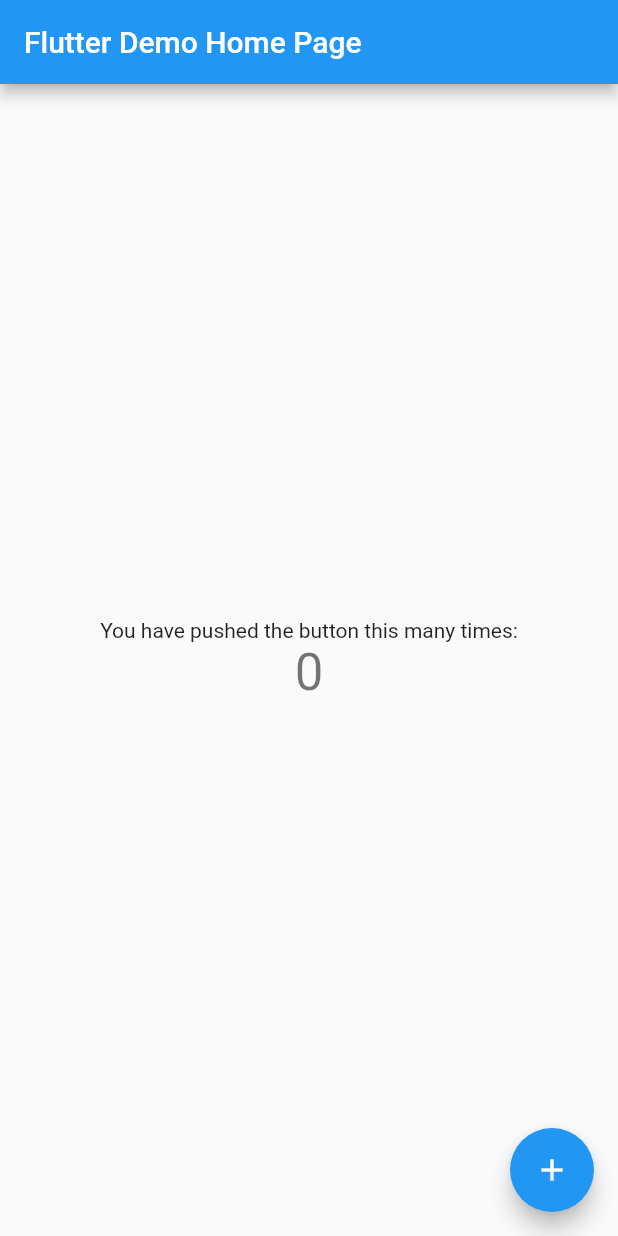
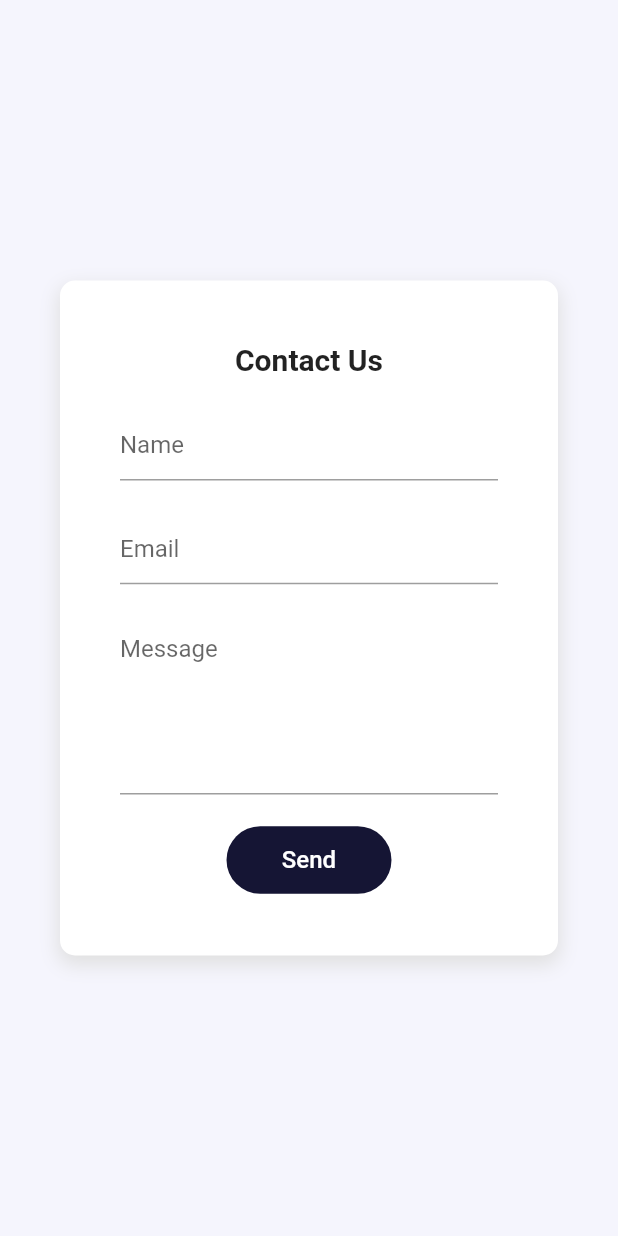
Before and after one commit to hesptech/flutter_mail_contact_form, a Flutter app: the screen it shows after launch, on a phone screen of 412 x 824 dp. Run offline on Flutter 3.47's test engine with Material 2 defaults, Android fonts, the phone set to English and light mode, and no system bars; our stand-ins replace email_validator.

Commit message:
feat: emailjs setup working

```diff
--- a/lib/main.dart
+++ b/lib/main.dart
@@ -1,4 +1,9 @@
+import 'dart:convert';
+
 import 'package:flutter/material.dart';
+import 'package:email_validator/email_validator.dart';
+import 'package:http/http.dart' as http;
+//import 'package:flutter_dotenv/flutter_dotenv.dart';
 
 void main() {
   runApp(const MyApp());
@@ -17,60 +22,153 @@ class MyApp extends StatelessWidget {
         // is not restarted.
         primarySwatch: Colors.blue,
       ),
-      home: const MyHomePage(title: 'Flutter Demo Home Page'),
+      home: MyHomePage(),
     );
   }
 }
 
-class MyHomePage extends StatefulWidget {
-  const MyHomePage({super.key, required this.title});
 
+class MyHomePage extends StatelessWidget {
+  MyHomePage({Key? key}) : super(key: key);
 
-
-  final String title;
-
-  @override
-  State<MyHomePage> createState() => _MyHomePageState();
-}
-
-class _MyHomePageState extends State<MyHomePage> {
-  int _counter = 0;
-
-  void _incrementCounter() {
-    setState(() {
-      _counter++;
-    });
-  }
-
+  final _formKey = GlobalKey<FormState>();
+  final nameController = TextEditingController();
+  final emailController = TextEditingController();
+  final messageController = TextEditingController();
   @override
   Widget build(BuildContext context) {
-
     return Scaffold(
-      appBar: AppBar(
-
-        title: Text(widget.title),
-      ),
+      backgroundColor: const Color(0xfff5f5fd),
       body: Center(
-
-        child: Column(
-
-          mainAxisAlignment: MainAxisAlignment.center,
-          children: <Widget>[
-            const Text(
-              'You have pushed the button this many times:',
+        child: Container(
+          height: 450,
+          width: 400,
+          margin: const EdgeInsets.symmetric(
+            horizontal: 40,
+            vertical: 20,
+          ),
+          padding: const EdgeInsets.symmetric(
+            horizontal: 40,
+            vertical: 20,
+          ),
+          decoration: BoxDecoration(
+              color: Colors.white,
+              borderRadius: BorderRadius.circular(10),
+              boxShadow: [
+                BoxShadow(
+                    offset: const Offset(0, 5),
+                    blurRadius: 10,
+                    spreadRadius: 1,
+                    color: Colors.grey[300]!)
+              ]),
+          child: Form(
+            key: _formKey,
+            child: Column(
+              mainAxisAlignment: MainAxisAlignment.spaceEvenly,
+              children: [
+                const Text('Contact Us',
+                    style:
+                        TextStyle(fontSize: 20, fontWeight: FontWeight.bold)),
+                TextFormField(
+                  controller: nameController,
+                  decoration: const InputDecoration(hintText: 'Name'),
+                  validator: (value) {
+                    if (value == null || value.isEmpty) {
+                      return '*Required';
+                    }
+                    return null;
+                  },
+                ),
+                TextFormField(
+                  controller: emailController,
+                  decoration: const InputDecoration(hintText: 'Email'),
+                  validator: (email) {
+                    if (email == null || email.isEmpty) {
+                      return 'Required*';
+                    } else if (!EmailValidator.validate(email)) {
+                      return 'Please enter a valid Email';
+                    }
+                    return null;
+                  },
+                ),
+                TextFormField(
+                  controller: messageController,
+                  decoration: const InputDecoration(hintText: 'Message'),
+                  maxLines: 5,
+                  validator: (value) {
+                    if (value == null || value.isEmpty) {
+                      return '*Required';
+                    }
+                    return null;
+                  },
+                ),
+                SizedBox(
+                  height: 45,
+                  width: 110,
+                  child: TextButton(
+                    style: TextButton.styleFrom(
+                        foregroundColor: Colors.white,
+                        backgroundColor: const Color(0xff151534),
+                        shape: RoundedRectangleBorder(
+                            borderRadius: BorderRadius.circular(40))),
+                    onPressed: () async {
+                      if (_formKey.currentState!.validate()) {
+                        final response = await sendEmail(
+                            nameController.value.text,
+                            emailController.value.text,
+                            messageController.value.text);
+                        /* ScaffoldMessenger.of(context).showSnackBar(
+                          response == 200
+                              ? const SnackBar(
+                                  content: Text('Message Sent!'),
+                                  backgroundColor: Colors.green)
+                              : const SnackBar(
+                                  content: Text('Failed to send message!'),
+                                  backgroundColor: Colors.red),
+                        ); */
+                        print(response);
+                        if ( response == 200 ) {
+                          //const Text('Message Sent!', style: TextStyle(fontSize: 20, fontWeight: FontWeight.w700, color: Colors.red),);
+                          print('success');
+                          print(response);
+                        } else {
+                          //const Text('Failed to send message!', style: TextStyle(fontSize: 20, fontWeight: FontWeight.w700, color: Colors.red),);
+                          print('failure');
+                          print(response);
+                        }
+                        nameController.clear();
+                        emailController.clear();
+                        messageController.clear();
+                      }
+                    },
+                    child: const Text('Send', style: TextStyle(fontSize: 16)),
+                  ),
+                ),
+              ],
             ),
-            Text(
-              '$_counter',
-              style: Theme.of(context).textTheme.headlineMedium,
-            ),
-          ],
+          ),
         ),
-      ),
-      floatingActionButton: FloatingActionButton(
-        onPressed: _incrementCounter,
-        tooltip: 'Increment',
-        child: const Icon(Icons.add),
       ),
     );
   }
 }
+
+Future sendEmail(String name, String email, String message) async {
+  final url = Uri.parse('https://api.emailjs.com/api/v1.0/email/send');
+  final response = await http.post(url,
+      headers: {
+        'origin': 'http://localhost',
+        'Content-Type': 'application/json'
+      },
+      body: json.encode({
+        'service_id': 'service_m6t6vgr',
+        'template_id': 'template_wz3p33d',
+        'user_id': 'xg_GS8-YofnjsS8Jb',
+        'template_params': {
+          'from_name': name,
+          'from_email': email,
+          'message': message
+        }
+      }));
+  return response.body;
+}
```
Also changed, not shown: pubspec.yaml (+5 -2 lines), pubspec.lock, 1 other file.
